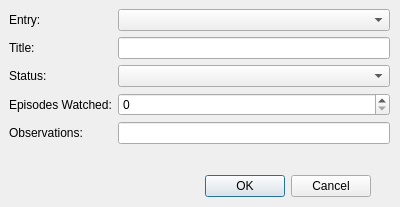
First picture: the form in interfaces/ui/editDialog.ui, repository HarHar/Futaam, before the edit.
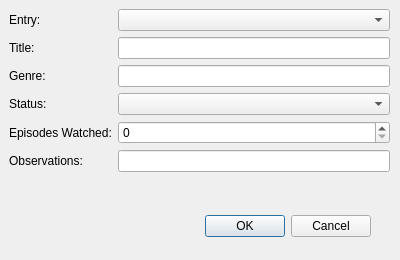
Second picture: the form after the edit.

Patch:
```diff
--- a/interfaces/ui/editDialog.ui
+++ b/interfaces/ui/editDialog.ui
@@ -7,7 +7,7 @@
     <x>0</x>
     <y>0</y>
     <width>400</width>
-    <height>207</height>
+    <height>260</height>
    </rect>
   </property>
   <property name="windowTitle">
@@ -20,7 +20,7 @@
    <property name="geometry">
     <rect>
      <x>30</x>
-     <y>170</y>
+     <y>210</y>
      <width>341</width>
      <height>32</height>
     </rect>
@@ -38,10 +38,13 @@
      <x>9</x>
      <y>9</y>
      <width>381</width>
-     <height>161</height>
+     <height>191</height>
     </rect>
    </property>
    <layout class="QFormLayout" name="formLayout">
+    <property name="fieldGrowthPolicy">
+     <enum>QFormLayout::AllNonFixedFieldsGrow</enum>
+    </property>
     <item row="0" column="0">
      <widget class="QLabel" name="label">
       <property name="text">
@@ -62,36 +65,46 @@
     <item row="1" column="1">
      <widget class="QLineEdit" name="titleLine"/>
     </item>
-    <item row="2" column="0">
+    <item row="3" column="0">
      <widget class="QLabel" name="label_3">
       <property name="text">
        <string>Status:</string>
       </property>
      </widget>
     </item>
-    <item row="2" column="1">
+    <item row="3" column="1">
      <widget class="QComboBox" name="statusSelect"/>
     </item>
-    <item row="3" column="0">
+    <item row="4" column="0">
      <widget class="QLabel" name="label_4">
       <property name="text">
        <string>Episodes Watched:</string>
       </property>
      </widget>
     </item>
-    <item row="3" column="1">
+    <item row="4" column="1">
      <widget class="QSpinBox" name="episodesSelect"/>
     </item>
-    <item row="4" column="0">
+    <item row="5" column="0">
      <widget class="QLabel" name="label_5">
       <property name="text">
        <string>Observations:</string>
       </property>
      </widget>
     </item>
-    <item row="4" column="1">
+    <item row="5" column="1">
      <widget class="QLineEdit" name="obsLine"/>
     </item>
+    <item row="2" column="0">
+     <widget class="QLabel" name="label_6">
+      <property name="text">
+       <string>Genre: </string>
+      </property>
+     </widget>
+    </item>
+    <item row="2" column="1">
+     <widget class="QLineEdit" name="genreLine"/>
+    </item>
    </layout>
   </widget>
  </widget>
```
